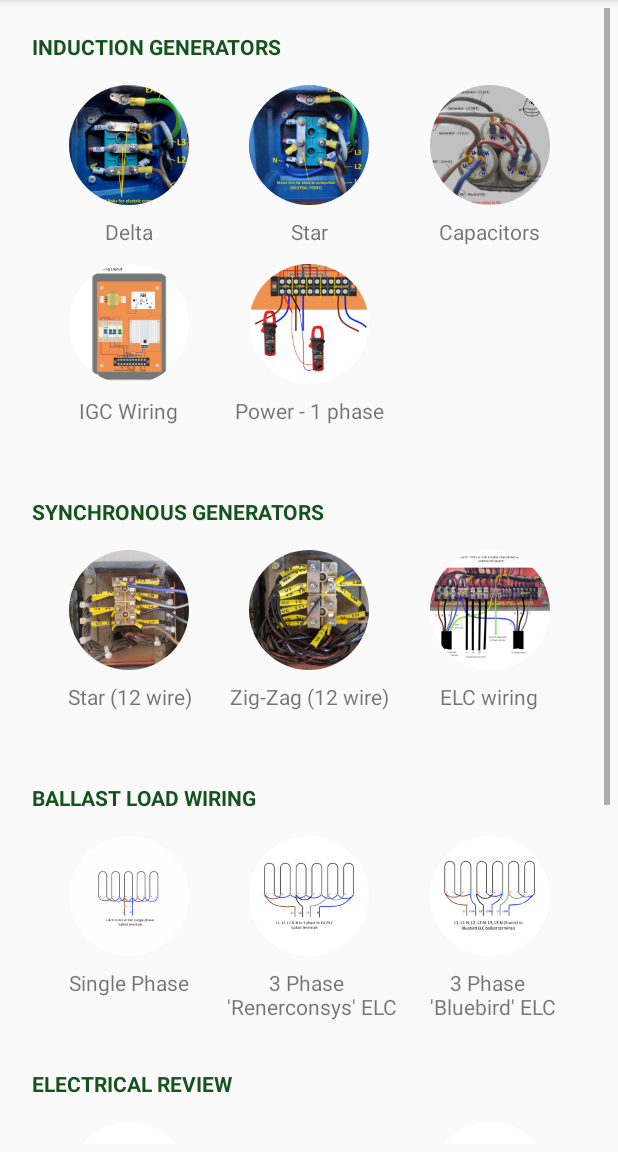
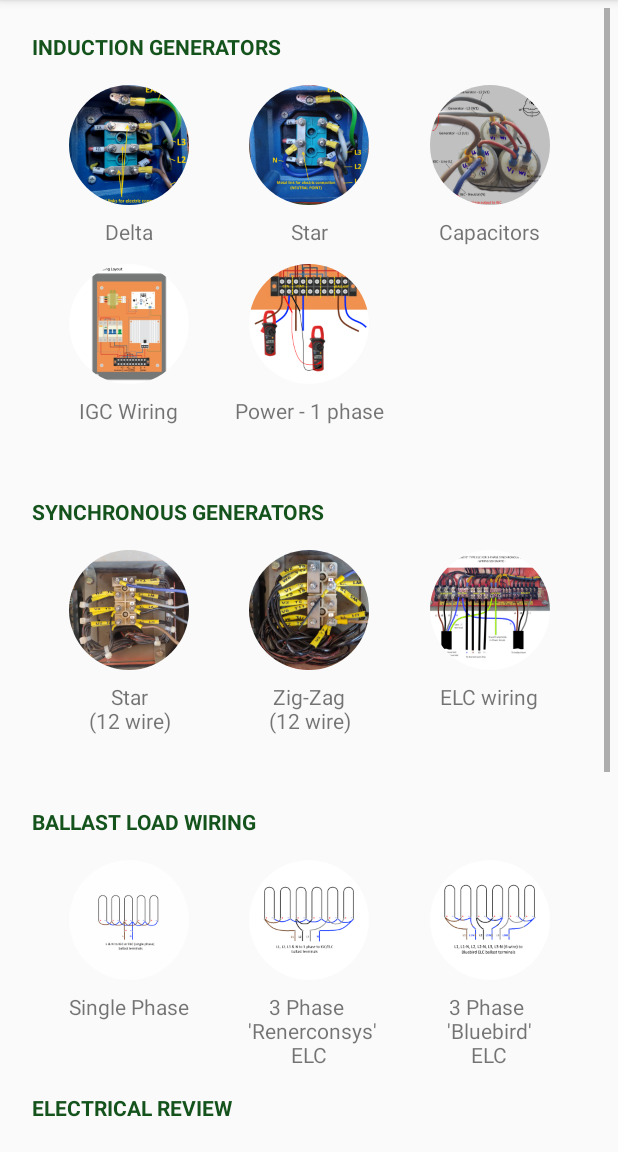
Before and after one commit to mzuos/LeafEC, an Android app: the Image_gallery screen opened directly, with no data from a screen before it, on a phone screen of 412 x 824 dp, the part 84-1236 px from its top. Run offline under Robolectric (Android 15) with nearby library versions, the phone set to English and light mode, and no system bars; libraries missing offline, so code that uses them is left out: com.github.chrisbanes.photoview.

```diff
--- a/app/src/main/java/com/EWB_Tonibung/mcbcalculator/Image_gallery.java
+++ b/app/src/main/java/com/EWB_Tonibung/mcbcalculator/Image_gallery.java
@@ -6,6 +6,7 @@ import android.support.v4.graphics.drawable.RoundedBitmapDrawable;
 import android.support.v4.graphics.drawable.RoundedBitmapDrawableFactory;
 import android.support.v7.app.AppCompatActivity;
 import android.os.Bundle;
+import android.util.DisplayMetrics;
 import android.widget.ImageView;
 import android.support.v7.app.AlertDialog;
 import android.view.View;
@@ -47,6 +48,7 @@ public class Image_gallery extends AppCompatActivity {
         ImageView mIcon_sp = (ImageView)findViewById(R.id.IV_ser_parall);
         ImageView mIcon_star_delta = (ImageView)findViewById(R.id.IV_star_delta);
         ImageView mIcon_consumer = (ImageView)findViewById(R.id.IV_consumer);
+        ImageView mIcon_batt_parallel = (ImageView)findViewById(R.id.IV_batt_parallel);
 
         //LOAD AND ROUND THUMBNAIL
         //Induction generators
@@ -143,6 +145,16 @@ public class Image_gallery extends AppCompatActivity {
         RoundedBitmapDrawable mDrawable_consumer = RoundedBitmapDrawableFactory.create(getResources(), bitmap_consumer);
         mDrawable_consumer.setCircular(true);
         mIcon_consumer.setImageDrawable(mDrawable_consumer);
+
+        Bitmap bitmap_batt_parallel = BitmapFactory.decodeResource(getResources(), R.drawable.batteries_parallel_thumb);
+        RoundedBitmapDrawable mDrawable_batt_parallel = RoundedBitmapDrawableFactory.create(getResources(), bitmap_batt_parallel);
+        mDrawable_batt_parallel.setCircular(true);
+        mIcon_batt_parallel.setImageDrawable(mDrawable_batt_parallel);
+
+        /*DisplayMetrics displayMetrics = new DisplayMetrics();
+        getWindowManager().getDefaultDisplay().getMetrics(displayMetrics);
+        int height = displayMetrics.heightPixels;
+        int width = displayMetrics.widthPixels;*/
 
 
         //SET LISTENERS TO LOAD FULL SIZE IMAGES
@@ -368,14 +380,12 @@ public class Image_gallery extends AppCompatActivity {
                 AlertDialog.Builder mBuilder = new AlertDialog.Builder(Image_gallery.this);
                 View mView = getLayoutInflater().inflate(R.layout.dialog_custom_layout, null);
                 PhotoView photoView = mView.findViewById(R.id.imageView);
-                photoView.setImageResource(R.drawable.star_delta_white_large);
+                photoView.setImageResource(R.drawable.star_delta_white);
                 mBuilder.setView(mView);
                 AlertDialog mDialog = mBuilder.create();
                 mDialog.show();
             }
         });
-
-
 
         mIcon_consumer.setOnClickListener(new View.OnClickListener() {
             @Override
@@ -390,6 +400,18 @@ public class Image_gallery extends AppCompatActivity {
             }
         });
 
+        mIcon_batt_parallel.setOnClickListener(new View.OnClickListener() {
+            @Override
+            public void onClick(View view) {
+                AlertDialog.Builder mBuilder = new AlertDialog.Builder(Image_gallery.this);
+                View mView = getLayoutInflater().inflate(R.layout.dialog_custom_layout, null);
+                PhotoView photoView = mView.findViewById(R.id.imageView);
+                photoView.setImageResource(R.drawable.batteries_parallel_wiring);
+                mBuilder.setView(mView);
+                AlertDialog mDialog = mBuilder.create();
+                mDialog.show();
+            }
+        });
 
 
 
--- a/app/src/main/res/layout/activity_awg_mm2_converter.xml
+++ b/app/src/main/res/layout/activity_awg_mm2_converter.xml
@@ -124,8 +124,9 @@
         android:layout_marginRight="48dp"
         android:text="@string/IwantAWG"
         android:textAlignment="center"
-        app:layout_constraintBaseline_toBaselineOf="@+id/TV_Iknow"
-        app:layout_constraintEnd_toEndOf="parent" />
+        app:layout_constraintBottom_toBottomOf="@+id/TV_Iknow"
+        app:layout_constraintEnd_toEndOf="parent"
+        app:layout_constraintTop_toTopOf="@+id/TV_Iknow" />
 
     <TextView
         android:id="@+id/TV_size_equiv"
--- a/app/src/main/res/layout/activity_cable_ratings.xml
+++ b/app/src/main/res/layout/activity_cable_ratings.xml
@@ -55,6 +55,7 @@
         android:layout_marginRight="32dp"
         android:layout_marginBottom="32dp"
 
+        android:fadeScrollbars="false"
         app:layout_constraintBottom_toBottomOf="parent"
         app:layout_constraintEnd_toEndOf="parent"
         app:layout_constraintStart_toStartOf="parent"
--- a/app/src/main/res/layout/activity_image_gallery.xml
+++ b/app/src/main/res/layout/activity_image_gallery.xml
@@ -14,7 +14,6 @@
     <android.support.constraint.ConstraintLayout
         android:layout_width="match_parent"
         android:layout_height="match_parent"
-        tools:layout_marginTop = "-150dp"
         tools:context=".Image_gallery">
 
         <TextView
@@ -169,7 +168,7 @@
             android:layout_width="wrap_content"
             android:layout_height="wrap_content"
             android:layout_marginTop="8dp"
-            android:text="Star (12 wire)"
+            android:text="Star\n(12 wire)"
             android:textAlignment="center"
             app:layout_constraintEnd_toEndOf="@+id/IV_synch_star"
             app:layout_constraintStart_toStartOf="@+id/IV_synch_star"
@@ -302,7 +301,7 @@
             android:id="@+id/TV_zigzag"
             android:layout_width="wrap_content"
             android:layout_height="wrap_content"
-            android:text="Zig-Zag (12 wire)"
+            android:text="Zig-Zag\n(12 wire)"
             android:textAlignment="center"
             app:layout_constraintBottom_toBottomOf="@+id/TV_synch_star"
             app:layout_constraintEnd_toEndOf="@+id/IV_zigzag"
@@ -401,7 +400,7 @@
             android:layout_width="wrap_content"
             android:layout_height="wrap_content"
             android:layout_marginTop="8dp"
-            android:text="3 Phase \n 'Renerconsys' ELC"
+            android:text="3 Phase \n 'Renerconsys'\nELC"
             android:textAlignment="center"
             app:layout_constraintEnd_toEndOf="@+id/IV_ballast_3ph_ren"
             app:layout_constraintStart_toStartOf="@+id/IV_ballast_3ph_ren"
@@ -422,7 +421,7 @@
             android:layout_width="wrap_content"
             android:layout_height="wrap_content"
             android:layout_marginTop="8dp"
-            android:text="3 Phase \n 'Bluebird' ELC"
+            android:text="3 Phase \n'Bluebird'\nELC"
             android:textAlignment="center"
             app:layout_constraintEnd_toEndOf="@+id/IV_ballast_3ph_blue"
             app:layout_constraintStart_toStartOf="@+id/IV_ballast_3ph_blue"
@@ -469,6 +468,26 @@
             app:layout_constraintStart_toStartOf="@+id/IV_consumer"
             app:layout_constraintTop_toBottomOf="@+id/IV_consumer" />
 
+        <ImageView
+            android:id="@+id/IV_batt_parallel"
+            android:layout_width="80dp"
+            android:layout_height="80dp"
+            app:layout_constraintEnd_toEndOf="@+id/IV_ser_parall"
+            app:layout_constraintStart_toStartOf="@+id/IV_ser_parall"
+            app:layout_constraintTop_toTopOf="@+id/IV_consumer"
+            app:srcCompat="@drawable/batteries_parallel_thumb" />
+
+        <TextView
+            android:id="@+id/textView87"
+            android:layout_width="wrap_content"
+            android:layout_height="wrap_content"
+            android:layout_marginTop="8dp"
+            android:textAlignment="center"
+            android:text="Batteries\nparallel\nwiring"
+            app:layout_constraintEnd_toEndOf="@+id/IV_batt_parallel"
+            app:layout_constraintStart_toStartOf="@+id/IV_batt_parallel"
+            app:layout_constraintTop_toBottomOf="@+id/IV_batt_parallel" />
+
 
     </android.support.constraint.ConstraintLayout>
 
--- a/app/src/main/res/layout/activity_inverter_input_data.xml
+++ b/app/src/main/res/layout/activity_inverter_input_data.xml
@@ -104,11 +104,12 @@
 
         <Button
             android:id="@+id/CalculatePB"
-            android:layout_width="120dp"
+            android:layout_width="wrap_content"
             android:layout_height="wrap_content"
             android:layout_marginTop="72dp"
             android:onClick="InverterDataValidation"
             android:text="@string/CalculatePB"
+            android:paddingHorizontal="15dp"
             android:textSize="16sp"
             app:layout_constraintEnd_toEndOf="parent"
             app:layout_constraintHorizontal_bias="0.5"
--- a/app/src/main/res/layout/activity_pv_input_data.xml
+++ b/app/src/main/res/layout/activity_pv_input_data.xml
@@ -139,10 +139,11 @@
 
         <Button
             android:id="@+id/CalculatePB"
-            android:layout_width="120dp"
+            android:layout_width="wrap_content"
             android:layout_height="wrap_content"
             android:layout_marginTop="90dp"
             android:onClick="PVDataValidation"
+            android:paddingHorizontal="15dp"
             android:text="@string/CalculatePB"
             app:layout_constraintEnd_toEndOf="parent"
             app:layout_constraintHorizontal_bias="0.5"
--- a/app/src/main/res/layout/activity_sizecable_input_data.xml
+++ b/app/src/main/res/layout/activity_sizecable_input_data.xml
@@ -65,13 +65,12 @@
 
     <Button
         android:id="@+id/CableForMCB_PB"
-        android:layout_width="120dp"
+        android:layout_width="wrap_content"
         android:layout_height="wrap_content"
         android:layout_marginTop="90dp"
         android:onClick="CableForMCB_DataValidation"
-        android:paddingLeft="10dp"
+        android:paddingHorizontal="15dp"
         android:paddingTop="10dp"
-        android:paddingRight="10dp"
         android:paddingBottom="10dp"
         android:text="@string/CalculatePB"
         android:textSize="16sp"
--- a/app/src/main/res/layout/activity_sizeforload_input_data.xml
+++ b/app/src/main/res/layout/activity_sizeforload_input_data.xml
@@ -105,6 +105,7 @@
             android:id="@+id/cableForMCB_PB"
             android:layout_width="wrap_content"
             android:layout_height="wrap_content"
+            android:paddingHorizontal="15dp"
             android:layout_marginTop="168dp"
             android:onClick="LoadInput_DataValidation"
             android:text="  CALCULATE  "
--- a/app/src/main/res/layout/activity_sizemcb_input_data.xml
+++ b/app/src/main/res/layout/activity_sizemcb_input_data.xml
@@ -62,9 +62,10 @@
 
     <Button
         android:id="@+id/cableForMCB_PB"
-        android:layout_width="120dp"
+        android:layout_width="wrap_content"
         android:layout_height="wrap_content"
         android:layout_marginTop="200dp"
+        android:paddingHorizontal="15dp"
         android:onClick="SelectMCBforCable"
         android:text="@string/CalculatePB"
         android:textSize="16sp"
```
Also changed, not shown: app/src/main/res/layout/dialog_custom_layout.xml (+7 -4 lines), app/src/main/res/drawable/batteries_parallel.png (added), app/src/main/res/drawable/batteries_parallel_thumb.png (added), app/src/main/res/drawable/batteries_parallel_wiring.png (added), app/src/main/res/drawable/star_delta_white.png (added).
